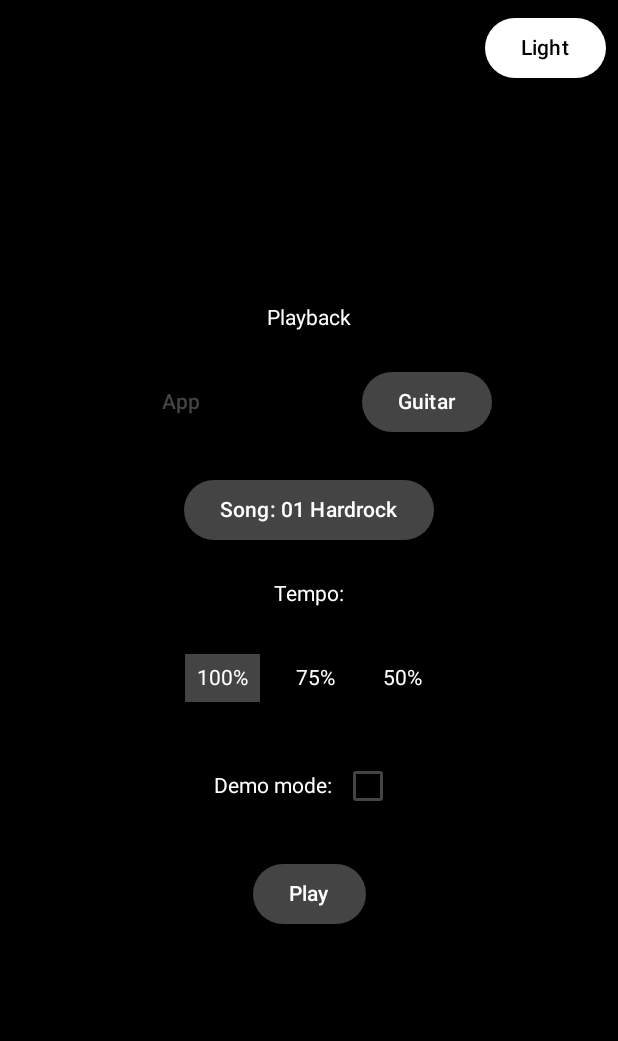
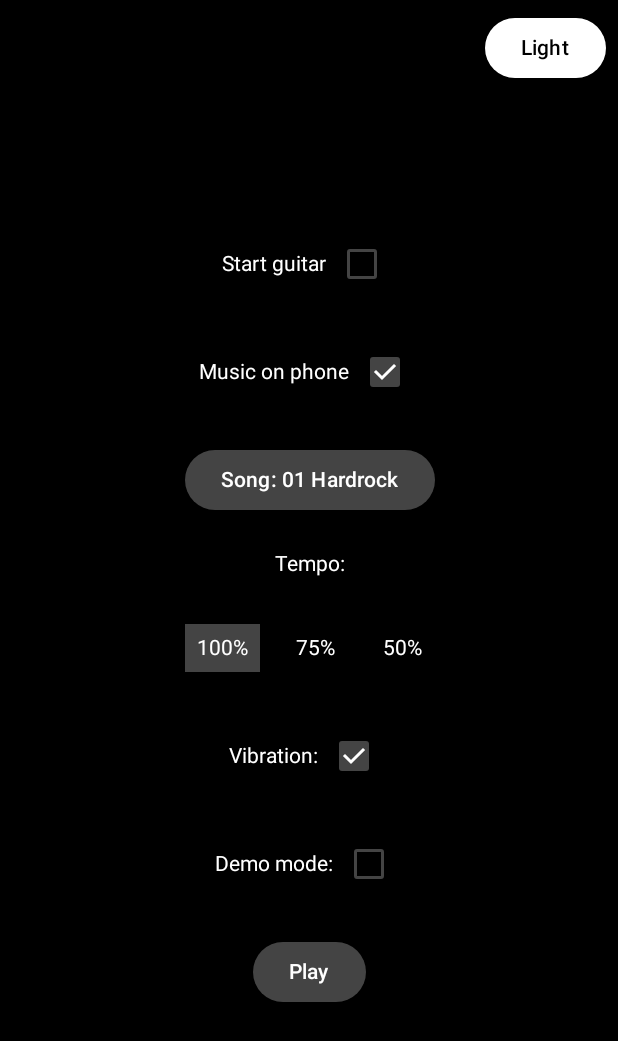
Before and after one commit to perevalovtd/SaollaApp, an Android app built with Jetpack Compose: the MainPage screen opened through its navigation route, after a tap on "Dark", on a phone screen of 412 x 824 dp. Shown: the top 1041 px of the screen. Run offline under Robolectric (Android 15) with nearby library versions, the phone set to English and light mode, and no system bars; libraries missing offline, so code that uses them is left out: com.google.android.exoplayer2.

Commit message:
checkboxes

```diff
--- a/app/src/main/java/com/example/medievalnotes/MainPage.kt
+++ b/app/src/main/java/com/example/medievalnotes/MainPage.kt
@@ -66,34 +66,51 @@ fun MainPage(
             modifier = Modifier.align(Alignment.Center)
         ) {
 
-            // =========== НОВАЯ СЕКЦИЯ: Playback (App/Guitar) ===========
-            // Заголовок "Playback"
-            Text("Playback", color = textColor)
 
-            // Ряд из двух "радиокнопок": App слева, Guitar справа
-            Row(
-                modifier = Modifier.fillMaxWidth(),
-                horizontalArrangement = Arrangement.SpaceEvenly
-            ) {
-                // Кнопка App
-                PlaybackRadioOption(
-                    label = "App",
-                    isSelected = (vm.playbackMode == PlaybackMode.APP),
-                    onClick = { vm.changePlaybackMode(context, PlaybackMode.APP) },
-                    containerColor = buttonContainerColor,
-                    contentColor = buttonContentColor
+            // -- Start guitar
+            Row(verticalAlignment = Alignment.CenterVertically) {
+                Text(
+                    "Start guitar",
+                    color = textColor,
+                    modifier = Modifier.clickable {
+                        vm.updateStartGuitar(context, !vm.startGuitar)
+                    }
                 )
-
-                // Кнопка Guitar
-                PlaybackRadioOption(
-                    label = "Guitar",
-                    isSelected = (vm.playbackMode == PlaybackMode.GUITAR),
-                    onClick = { vm.changePlaybackMode(context, PlaybackMode.GUITAR) },
-                    containerColor = buttonContainerColor,
-                    contentColor = buttonContentColor
+                Checkbox(
+                    checked = vm.startGuitar,
+                    onCheckedChange = { newValue ->
+                        vm.updateStartGuitar(context, newValue)
+                    },
+                    colors = CheckboxDefaults.colors(
+                        checkedColor = checkBoxBoxColor,
+                        uncheckedColor = checkBoxBoxColor,
+                        checkmarkColor = checkMarkColor
+                    )
                 )
             }
-            // =========== КОНЕЦ НОВОЙ СЕКЦИИ ===========
+
+// -- Music on phone
+            Row(verticalAlignment = Alignment.CenterVertically) {
+                Text(
+                    "Music on phone",
+                    color = textColor,
+                    modifier = Modifier.clickable {
+                        vm.updateMusicOnPhone(context, !vm.musicOnPhone)
+                    }
+                )
+                Checkbox(
+                    checked = vm.musicOnPhone,
+                    onCheckedChange = { newValue ->
+                        vm.updateMusicOnPhone(context, newValue)
+                    },
+                    colors = CheckboxDefaults.colors(
+                        checkedColor = checkBoxBoxColor,
+                        uncheckedColor = checkBoxBoxColor,
+                        checkmarkColor = checkMarkColor
+                    )
+                )
+            }
+
 
             // Song
             Button(
@@ -127,6 +144,26 @@ fun MainPage(
                         Text(label, color = textColor)
                     }
                 }
+            }
+
+            // --- НОВЫЙ ЧЕКБОКС: Vibration ---
+            Row(verticalAlignment = Alignment.CenterVertically) {
+                Text("Vibration:", color = textColor,
+                    modifier = Modifier.clickable {
+                        vm.updateVibrationOn(context, !vm.vibrationOn)
+                    }
+                )
+                Checkbox(
+                    checked = vm.vibrationOn,
+                    onCheckedChange = { newVal ->
+                        vm.updateVibrationOn(context, newVal)
+                    },
+                    colors = CheckboxDefaults.colors(
+                        checkedColor = checkBoxBoxColor,
+                        uncheckedColor = checkBoxBoxColor,
+                        checkmarkColor = checkMarkColor
+                    )
+                )
             }
 
             // Demo mode
--- a/app/src/main/java/com/example/medievalnotes/MainViewModel.kt
+++ b/app/src/main/java/com/example/medievalnotes/MainViewModel.kt
@@ -44,8 +44,10 @@ class MainViewModel : ViewModel() {
             put("isDarkTheme", isDarkTheme)
             put("selectedSongIndex", selectedSongIndex)
             put("tempo", tempo)
-            put("playbackMode", playbackMode.name)  // .name для enum
             put("demoMode", demoMode)
+            put("startGuitar", startGuitar)
+            put("musicOnPhone", musicOnPhone)
+            put("vibrationOn", vibrationOn)
         }
 
         // 2) Получаем SharedPreferences
@@ -74,11 +76,10 @@ class MainViewModel : ViewModel() {
             isDarkTheme = jsonObj.optBoolean("isDarkTheme", false)
             selectedSongIndex = jsonObj.optInt("selectedSongIndex", -1)
             tempo = jsonObj.optDouble("tempo", 1.0).toFloat()
-
-            val modeStr = jsonObj.optString("playbackMode", PlaybackMode.APP.name)
-            playbackMode = PlaybackMode.valueOf(modeStr)
-
+            startGuitar = jsonObj.optBoolean("startGuitar", false)
+            musicOnPhone = jsonObj.optBoolean("musicOnPhone", false)
             demoMode = jsonObj.optBoolean("demoMode", false)
+            vibrationOn = jsonObj.optBoolean("vibrationOn", true)
 
         } catch(e: Exception) {
             e.printStackTrace()
@@ -87,9 +88,21 @@ class MainViewModel : ViewModel() {
     }
 
 
-    var playbackMode by mutableStateOf(PlaybackMode.APP)
+    var startGuitar by mutableStateOf(true)
         private set
 
+    var musicOnPhone by mutableStateOf(false)
+        private set
+
+    fun updateStartGuitar(context: Context, value: Boolean) {
+        startGuitar = value
+        saveConfigToFile(context) // сохраним в SharedPreferences (JSON)
+    }
+
+    fun updateMusicOnPhone(context: Context, value: Boolean) {
+        musicOnPhone = value
+        saveConfigToFile(context)
+    }
 
 
     var songList by mutableStateOf<List<SongItem>>(emptyList())
@@ -114,6 +127,8 @@ class MainViewModel : ViewModel() {
         private set
 
     var isDarkTheme by mutableStateOf(false)
+        private set
+    var vibrationOn by mutableStateOf(true)
         private set
 
     // ExoPlayer
@@ -143,11 +158,6 @@ class MainViewModel : ViewModel() {
 
 
 
-    fun changePlaybackMode(context: Context, mode: PlaybackMode) {
-        playbackMode = mode
-        saveConfigToFile(context)
-    }
-
 
 
     override fun onCleared() {
@@ -167,6 +177,11 @@ class MainViewModel : ViewModel() {
         }
         // 2) Считываем массив имён mp3
         //mp3Names = context.resources.getStringArray(R.array.my_songs_array)
+    }
+
+    fun updateVibrationOn(context: Context, value: Boolean) {
+        vibrationOn = value
+        saveConfigToFile(context) // сохранить новое значение в JSON
     }
 
     fun selectSong(context: Context, index: Int) {
@@ -220,15 +235,14 @@ class MainViewModel : ViewModel() {
         currentTime = 0f
         isPlaying = true
 
-        // 2) Создаём/запускаем ExoPlayer
         startMusic(context, idx, fromPage2 = false)
 
-        if (playbackMode == PlaybackMode.GUITAR) {
-            // Выключаем звук
-            exoPlayer?.volume = 0f
-            // Отправляем UDP
+
+        // 3) Если стоит флажок startGuitar => отправляем UDP-сообщение "play"
+        if (startGuitar) {
             sendUdpPlayMessage()
         }
+
         sendUdpStatistics()
     }
 
@@ -460,7 +474,8 @@ class MainViewModel : ViewModel() {
         newPlayer.prepare()
 
         // (6) Применяем громкость, скорость
-        newPlayer.volume = 0.8f
+        val volumeToSet = if (musicOnPhone) 0.8f else 0f
+        newPlayer.volume = volumeToSet
         val params = PlaybackParameters(tempo, 1f)
         newPlayer.playbackParameters = params
 
@@ -589,11 +604,7 @@ class MainViewModel : ViewModel() {
         // Создаём + запускаем ExoPlayer
         startMusic(context, idx, fromPage2 = false)
 
-        // Если Guitar => mute + send UDP
-        if (playbackMode == PlaybackMode.GUITAR) {
-            exoPlayer?.volume = 0f
-            sendUdpPlayMessage()
-        }
+
     }
 
     /**
--- a/app/src/main/java/com/example/medievalnotes/NotesPage.kt
+++ b/app/src/main/java/com/example/medievalnotes/NotesPage.kt
@@ -79,7 +79,9 @@ fun NotesPage(
             val triggerTime = (tSec - 0.075f).coerceAtLeast(0f)
             if (currentTime >= triggerTime && tSec !in vibratedSet) {
                 // Вибрация
-                vibrateOnce(vibrator)
+                if (vm.vibrationOn) {
+                    vibrateOnce(vibrator)
+                }
                 vibratedSet.add(tSec)
             }
         }
```
